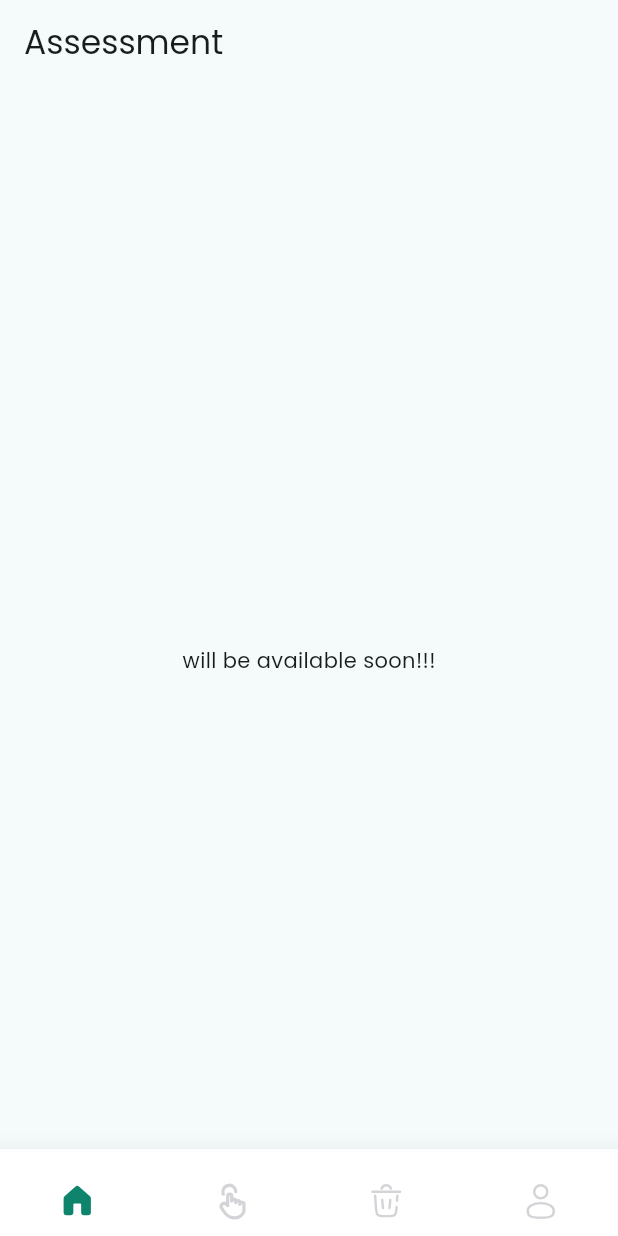
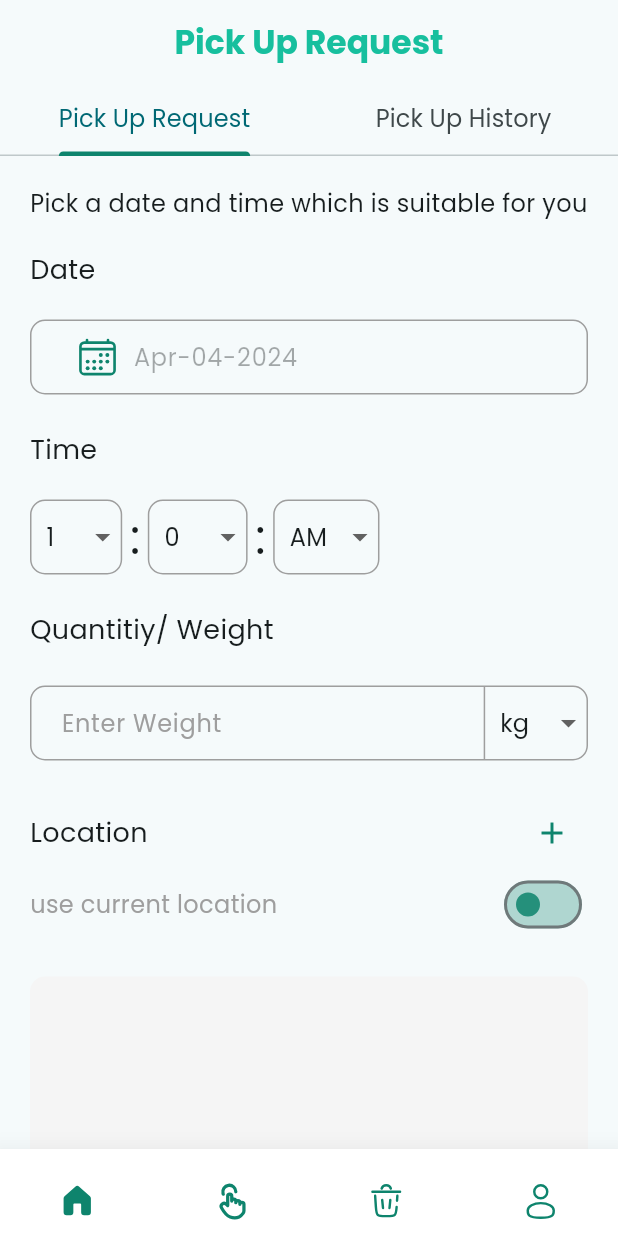
Before and after one commit to asnakeassefa/wecollect, a Flutter app: the screen it shows after launch, swiped to page 2, on a phone screen of 412 x 824 dp. Run offline on Flutter 3.47's test engine with Material 3 defaults, Android fonts, the phone set to English and light mode, and no system bars; drawn by our look-alikes of stylish_bottom_bar; our stand-ins replace flutter_bloc, flutter_secure_storage, flutter_svg, get_it, injectable, intl_phone_field and 1 more.

Commit message:
feat(request pickup) rcomplelete ui of quest pickup

```diff
--- /dev/null
+++ b/lib/core/utility/refactor/date_formater.dart
@@ -0,0 +1,6 @@
+import 'package:intl/intl.dart';
+
+String formatCustomDate(DateTime date) {
+  final DateFormat formatter = DateFormat('MMM-dd-yyyy');
+  return formatter.format(date);
+}
--- a/lib/feature/auth/presentation/screen/forgot.dart
+++ b/lib/feature/auth/presentation/screen/forgot.dart
@@ -1,4 +1,3 @@
-import 'package:flutter/cupertino.dart';
 import 'package:flutter/material.dart';
 import 'package:wecollect/core/utility/theme/theme.dart';
 
@@ -38,11 +37,11 @@ class _ForgotPasswordState extends State<ForgotPassword> {
               ),
               const SizedBox(height: 40),
               Container(
-                padding: EdgeInsets.symmetric(horizontal: 20),
+                padding: const EdgeInsets.symmetric(horizontal: 20),
                 decoration: BoxDecoration(
                     border: Border.all(width: 1, color: Colors.grey),
                     borderRadius: BorderRadius.circular(10)),
-                child: TextField(
+                child: const TextField(
                   decoration: InputDecoration(
                     hintText: "Email/Phone No",
                     hintStyle: TextStyle(color: Colors.grey),
--- a/lib/feature/auth/presentation/screen/varify.dart
+++ b/lib/feature/auth/presentation/screen/varify.dart
@@ -14,7 +14,7 @@ class _VerificationState extends State<Verification> {
       appBar: AppBar(
         automaticallyImplyLeading: true,
       ),
-      body: SingleChildScrollView(
+      body: const SingleChildScrollView(
         child: Column(
           children: [
             Text(
--- a/lib/feature/home_page.dart
+++ b/lib/feature/home_page.dart
@@ -1,10 +1,10 @@
 import 'package:flutter/material.dart';
 import 'package:flutter_svg/svg.dart';
-import 'package:stylish_bottom_bar/model/bar_items.dart';
 import 'package:stylish_bottom_bar/stylish_bottom_bar.dart';
 import 'package:wecollect/core/utility/theme/theme.dart';
 
 import 'landing/presentation/screen/dashboard.dart';
+import 'pickup_request/presentation/screen/pickup_home.dart';
 
 class HomePage extends StatefulWidget {
   static const String routeName = '/home';
@@ -21,10 +21,7 @@ class _HomePageState extends State<HomePage> {
 
   final List<Widget> bottomBarPages = [
     const DashBoard(),
-    Scaffold(
-      appBar: AppBar(title: const Text('Assessment')),
-      body: const Center(child: Text('will be available soon!!!')),
-    ),
+    const PickUpHome(),
     Scaffold(
       appBar: AppBar(title: const Text('Jobs')),
       body: const Center(child: Text('will be available soon!!!')),
@@ -59,9 +56,9 @@ class _HomePageState extends State<HomePage> {
         ),
         items: [
           BottomBarItem(
-            icon: const BottomIcon(
+            icon: BottomIcon(
               imageName: 'assets/icons/home.svg',
-              color: Color(0xffd4d4d8),
+              color: AppColors.primaryColor,
               text: 'Home',
             ),
             selectedIcon: BottomIcon(
@@ -75,9 +72,9 @@ class _HomePageState extends State<HomePage> {
             title: const Text('Quize'),
           ),
           BottomBarItem(
-              icon: const BottomIcon(
+              icon: BottomIcon(
                 imageName: 'assets/icons/press.svg',
-                color: Color(0xffd4d4d8),
+                color: AppColors.primaryColor,
                 text: 'Job',
               ),
               selectedIcon: BottomIcon(
@@ -90,9 +87,9 @@ class _HomePageState extends State<HomePage> {
               unSelectedColor: const Color(0xffd4d4d8),
               title: const Text('Jobs')),
           BottomBarItem(
-              icon: const BottomIcon(
+              icon: BottomIcon(
                 imageName: 'assets/icons/trash.svg',
-                color: Color(0xffd4d4d8),
+                color: AppColors.primaryColor,
                 text: 'Alert',
               ),
               selectedIcon: BottomIcon(
@@ -105,9 +102,9 @@ class _HomePageState extends State<HomePage> {
               unSelectedColor: const Color(0xffd4d4d8),
               title: const Text('Alert')),
           BottomBarItem(
-            icon: const BottomIcon(
+            icon: BottomIcon(
               imageName: 'assets/icons/profile.svg',
-              color: Color(0xffd4d4d8),
+              color: AppColors.primaryColor,
               text: 'Profile',
             ),
             selectedIcon: BottomIcon(
--- a/lib/feature/landing/presentation/screen/dashboard.dart
+++ b/lib/feature/landing/presentation/screen/dashboard.dart
@@ -12,11 +12,11 @@ class DashBoard extends StatefulWidget {
 
 class _DashBoardState extends State<DashBoard> {
   List<Widget> recentActivities = [
-    RecentActivityCard(isCompleted: true),
-    RecentActivityCard(isCompleted: false),
-    RecentActivityCard(isCompleted: true),
-    RecentActivityCard(isCompleted: false),
-    RecentActivityCard(isCompleted: true),
+    const RecentActivityCard(isCompleted: true),
+    const RecentActivityCard(isCompleted: false),
+    const RecentActivityCard(isCompleted: true),
+    const RecentActivityCard(isCompleted: false),
+    const RecentActivityCard(isCompleted: true),
   ];
 
   @override
--- /dev/null
+++ b/lib/feature/pickup_request/presentation/screen/pickup_history.dart
@@ -0,0 +1,32 @@
+import 'package:flutter/material.dart';
+
+class PickUpHistory extends StatefulWidget {
+  const PickUpHistory({super.key});
+
+  @override
+  State<PickUpHistory> createState() => _PickUpHistoryState();
+}
+
+class _PickUpHistoryState extends State<PickUpHistory> {
+  @override
+  Widget build(BuildContext context) {
+    return const SingleChildScrollView(
+      child: Padding(
+        padding: EdgeInsets.symmetric(horizontal: 20),
+        child: Column(
+          children: [
+            Text(
+              'Pick Up History',
+              style: TextStyle(fontSize: 24, fontWeight: FontWeight.bold),
+            ),
+            SizedBox(height: 20),
+            Text(
+              'No Pick Up History',
+              style: TextStyle(fontSize: 18),
+            ),
+          ],
+        ),
+      ),
+    );
+  }
+}
--- /dev/null
+++ b/lib/feature/pickup_request/presentation/screen/pickup_home.dart
@@ -0,0 +1,58 @@
+import 'package:flutter/material.dart';
+import 'package:wecollect/core/utility/theme/theme.dart';
+
+import 'pickup_history.dart';
+import 'pickup_request.dart';
+
+class PickUpHome extends StatefulWidget {
+  const PickUpHome({super.key});
+
+  @override
+  State<PickUpHome> createState() => _PickUpHomeState();
+}
+
+class _PickUpHomeState extends State<PickUpHome> {
+  @override
+  Widget build(BuildContext context) {
+    return DefaultTabController(
+      length: 2,
+      child: Scaffold(
+          appBar: AppBar(
+              title: Text(
+                'Pick Up Request',
+                style: TextStyle(
+                  color: AppColors.secondaryColor,
+                  fontWeight: FontWeight.bold,
+                ),
+              ),
+              centerTitle: true,
+              bottom: TabBar(
+                indicatorColor: AppColors.primaryColor,
+                tabs: const [
+                  Tab(
+                    child: Text(
+                      'Pick Up Request',
+                      style: TextStyle(
+                        fontSize: 16,
+                      ),
+                    ),
+                  ),
+                  Tab(
+                    child: Text(
+                      'Pick Up History',
+                      style: TextStyle(
+                        fontSize: 16,
+                      ),
+                    ),
+                  ),
+                ],
+              )),
+          body: const TabBarView(
+            children: [
+              PickUpRequest(),
+              PickUpHistory(),
+            ],
+          )),
+    );
+  }
+}
--- /dev/null
+++ b/lib/feature/pickup_request/presentation/screen/pickup_request.dart
@@ -0,0 +1,394 @@
+import 'dart:developer';
+
+import 'package:flutter/material.dart';
+import 'package:flutter_svg/svg.dart';
+import 'package:wecollect/core/utility/theme/theme.dart';
+import 'package:wecollect/core/utility/widget/button.dart';
+
+import '../../../../core/utility/refactor/date_formater.dart';
+
+class PickUpRequest extends StatefulWidget {
+  const PickUpRequest({super.key});
+
+  @override
+  State<PickUpRequest> createState() => _PickUpRequestState();
+}
+
+class _PickUpRequestState extends State<PickUpRequest> {
+  final TextEditingController _dateController =
+      TextEditingController(text: formatCustomDate(DateTime.now()));
+  DateTime dateTime = DateTime.now();
+
+  int hourValue = 1;
+  int minuteValue = 0;
+  String amPm = 'AM';
+  String weightUnit = 'kg';
+  bool useCurrentLocation = false;
+  @override
+  Widget build(BuildContext context) {
+    return SingleChildScrollView(
+      child: Padding(
+        padding: const EdgeInsets.symmetric(horizontal: 20),
+        child: Column(
+          crossAxisAlignment: CrossAxisAlignment.start,
+          children: [
+            const SizedBox(height: 20),
+            const Text(
+              'Pick a date and time which is suitable for you',
+              style: TextStyle(fontSize: 16),
+            ),
+            const SizedBox(height: 20),
+            const Text(
+              'Date',
+              style: TextStyle(fontSize: 18, fontWeight: FontWeight.w500),
+            ),
+            const SizedBox(height: 20),
+            // container with which is text field and date picker
+            // the text filed is not editable but there is a date picker which picks date and change the text to the picked date
+
+            Container(
+              padding: const EdgeInsets.symmetric(horizontal: 20),
+              decoration: BoxDecoration(
+                  border: Border.all(width: 1, color: Colors.grey),
+                  borderRadius: BorderRadius.circular(10)),
+              child: Row(
+                children: [
+                  IconButton(
+                    onPressed: () {
+                      showDatePicker(
+                        context: context,
+                        initialDate: DateTime.now(),
+                        firstDate: DateTime.now(),
+                        lastDate:
+                            DateTime.now().add(const Duration(days: 3 * 365)),
+                      ).then((value) {
+                        if (value != null) {
+                          dateTime = value;
+                          _dateController.text = formatCustomDate(value);
+                        }
+                      });
+                    },
+                    icon: SvgPicture.asset(
+                      'assets/icons/calendar.svg',
+                      height: 28,
+                      width: 28,
+                      color: AppColors.primaryColor,
+                    ),
+                  ),
+                  SizedBox(
+                    width: MediaQuery.sizeOf(context).width * 0.5,
+                    child: TextField(
+                      enabled: false,
+                      controller: _dateController,
+                      decoration: const InputDecoration(
+                        hintText: "Select Date",
+                        hintStyle: TextStyle(color: Colors.grey),
+                        border: InputBorder.none,
+                      ),
+                    ),
+                  ),
+                ],
+              ),
+            ),
+
+            const SizedBox(height: 24),
+            const Text(
+              'Time',
+              style: TextStyle(fontSize: 18, fontWeight: FontWeight.w500),
+            ),
+
+            // dropdown for hours and minutes and pm and am with separet container
+
+            const SizedBox(height: 20),
+            Row(
+              children: [
+                // dropdown hours only
+                Container(
+                  decoration: BoxDecoration(
+                    border: Border.all(width: 1, color: Colors.grey),
+                    borderRadius: BorderRadius.circular(10),
+                  ),
+                  child: DropdownButton<String>(
+                    underline: const SizedBox(),
+                    value: hourValue.toString(),
+                    items: <String>[
+                      '1',
+                      '2',
+                      '3',
+                      '4',
+                      '5',
+                      '6',
+                      '7',
+                      '8',
+                      '9',
+                      '10',
+                      '11',
+                      '12'
+                    ].map((String value) {
+                      return DropdownMenuItem<String>(
+                        value: value,
+                        child: Padding(
+                          padding: const EdgeInsets.symmetric(horizontal: 10),
+                          child: Text(value),
+                        ),
+                      );
+                    }).toList(),
+                    onChanged: (String? value) {
+                      setState(() {
+                        hourValue = int.parse(value!);
+                      });
+                    },
+                  ),
+                ),
+                const SizedBox(width: 5),
+                const Text(':', style: TextStyle(fontSize: 32)),
+                const SizedBox(width: 5),
+                // minute dropdown
+                Container(
+                  decoration: BoxDecoration(
+                    border: Border.all(width: 1, color: Colors.grey),
+                    borderRadius: BorderRadius.circular(10),
+                  ),
+                  child: DropdownButton<String>(
+                    underline: const SizedBox(),
+                    value: minuteValue.toString(),
+                    items: <String>[
+                      // 60 minutes
+                      '0',
+                      '1',
+                      '2',
+                      '3',
+                      '4',
+                      '5',
+                      '6',
+                      '7',
+                      '8',
+                      '9',
+                      '10',
+                      '11',
+                      '12',
+                      '13',
+                      '14',
+                      '15',
+                      '16',
+                      '17',
+                      '18',
+                      '19',
+                      '20',
+                      '21',
+                      '22',
+                      '23',
+                      '24',
+                      '25',
+                      '26',
+                      '27',
+                      '28',
+                      '29',
+                      '30',
+                      '31',
+                      '32',
+                      '33',
+                      '34',
+                      '35',
+                      '36',
+                      '37',
+                      '38',
+                      '39',
+                      '40',
+                      '41',
+                      '42',
+                      '43',
+                      '44',
+                      '45',
+                      '46',
+                      '47',
+                      '48',
+                      '49',
+                      '50',
+                      '51',
+                      '52',
+                      '53',
+                      '54',
+                      '55',
+                      '56',
+                      '57',
+                      '58',
+                      '59',
+                      '60'
+                    ].map((String value) {
+                      return DropdownMenuItem<String>(
+                        value: value,
+                        child: Padding(
+                          padding: const EdgeInsets.symmetric(horizontal: 10),
+                          child: Text(value),
+                        ),
+                      );
+                    }).toList(),
+                    onChanged: (String? value) {
+                      setState(() {
+                        minuteValue = int.parse(value!);
+                      });
+                    },
+                  ),
+                ),
+
+                const SizedBox(width: 5),
+                const Text(':', style: TextStyle(fontSize: 32)),
+                const SizedBox(width: 5),
+
+                // am pm
+                Container(
+                  decoration: BoxDecoration(
+                    border: Border.all(width: 1, color: Colors.grey),
+                    borderRadius: BorderRadius.circular(10),
+                  ),
+                  child: DropdownButton<String>(
+                    underline: const SizedBox(),
+                    value: amPm,
+                    items: <String>['AM', 'PM'].map((String value) {
+                      return DropdownMenuItem<String>(
+                        value: value,
+                        child: Padding(
+                          padding: const EdgeInsets.symmetric(horizontal: 10),
+                          child: Text(value),
+                        ),
+                      );
+                    }).toList(),
+                    onChanged: (String? value) {
+                      setState(() {
+                        amPm = value!;
+                      });
+                    },
+                  ),
+                ),
+              ],
+            ),
+
+            const SizedBox(height: 24),
+            const Text(
+              'Quantitiy/ Weight',
+              style: TextStyle(fontSize: 18, fontWeight: FontWeight.w500),
+            ),
+
+            const SizedBox(height: 24),
+            // Text field for weight and dropdown for selecting weight units
+            Container(
+              padding: const EdgeInsets.only(left: 20),
+              decoration: BoxDecoration(
+                  border: Border.all(width: 1, color: Colors.grey),
+                  borderRadius: BorderRadius.circular(10)),
+              child: Row(
+                children: [
+                  SizedBox(
+                    width: MediaQuery.sizeOf(context).width * 0.5,
+                    child: TextField(
+                      keyboardType: TextInputType.number,
+                      decoration: const InputDecoration(
+                        hintText: "Enter Weight",
+                        hintStyle: TextStyle(color: Colors.grey),
+                        border: InputBorder.none,
+                      ),
+                    ),
+                  ),
+                  const Spacer(),
+                  Container(
+                    decoration: BoxDecoration(
+                        border: Border(
+                      left: BorderSide(width: 1, color: Colors.grey),
+                    )),
+                    child: DropdownButton<String>(
+                      underline: const SizedBox(),
+                      value: weightUnit,
+                      items: <String>['kg', 'lbs'].map((String value) {
+                        return DropdownMenuItem<String>(
+                          value: value,
+                          child: Padding(
+                            padding: const EdgeInsets.symmetric(horizontal: 10),
+                            child: Text(value),
+                          ),
+                        );
+                      }).toList(),
+                      onChanged: (String? value) {
+                        setState(() {
+                          weightUnit = value ?? "kg";
+                        });
+                      },
+                    ),
+                  ),
+                ],
+              ),
+            ),
+
+            const SizedBox(height: 24),
+            SizedBox(
+              child: Row(
+                mainAxisAlignment: MainAxisAlignment.spaceBetween,
+                children: [
+                  const Text(
+                    'Location',
+                    style: TextStyle(fontSize: 18, fontWeight: FontWeight.w500),
+                  ),
+                  IconButton(
+                      onPressed: () {},
+                      icon: Icon(Icons.add, color: AppColors.primaryColor))
+                ],
+              ),
+            ),
+
+            SizedBox(
+              child: Row(
+                mainAxisAlignment: MainAxisAlignment.spaceBetween,
+                children: [
+                  const Text(
+                    'use current location',
+                    style: TextStyle(fontSize: 16, color: Colors.grey),
+                  ),
+                  // toggle for using current location and toggle when the switch is off
+                  Switch(
+                    value: useCurrentLocation,
+                    onChanged: (value) {
+                      setState(() {
+                        useCurrentLocation = value;
+                      });
+                    },
+                    // inactiveThumbColor: AppColors.primaryColor,
+                    // activeColor: AppColors.primaryColor,
+                    thumbColor: MaterialStateProperty.resolveWith<Color>(
+                        (Set<MaterialState> states) {
+                      if (states.contains(MaterialState.disabled)) {
+                        return AppColors.primaryColor.withOpacity(.90);
+                      }
+                      return AppColors.primaryColor.withOpacity(.90);
+                    }),
+                    trackColor: MaterialStateProperty.resolveWith<Color>(
+                        (Set<MaterialState> states) {
+                      if (states.contains(MaterialState.disabled)) {
+                        return AppColors.primaryColor.withOpacity(.1);
+                      }
+                      return AppColors.primaryColor.withOpacity(.3);
+                    }),
+                  ),
+                ],
+              ),
+            ),
+
+            const SizedBox(height: 24),
+            Container(
+              height: MediaQuery.sizeOf(context).height * 0.3,
+              width: MediaQuery.sizeOf(context).width,
+              decoration: BoxDecoration(
+                borderRadius: BorderRadius.circular(10),
+                color: Colors.grey[100],
+              ),
+            ),
+
+            const SizedBox(height: 24),
+            CustomButton(onPressed: () {}, text: "Request Pickup"),
+
+            const SizedBox(height: 100),
+          ],
+        ),
+      ),
+    );
+  }
+}
--- a/pubspec.yaml
+++ b/pubspec.yaml
@@ -47,6 +47,7 @@ dependencies:
   intl_phone_field: ^3.2.0
   http: any
   stylish_bottom_bar: ^1.1.0
+  intl: ^0.19.0
 dev_dependencies:
   flutter_test:
     sdk: flutter
```
Also changed, not shown: assets/icons/calendar.svg (added), pubspec.lock.
